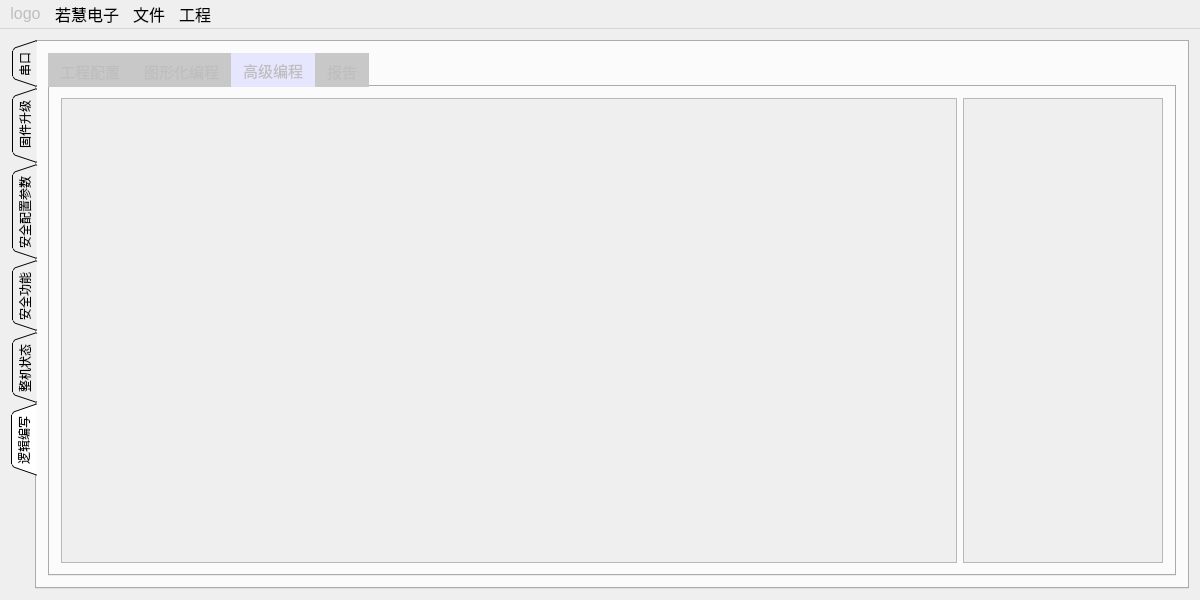
Above: mainwindow.ui from su0814/qt_spc100 before the change. Below: the same form after it.
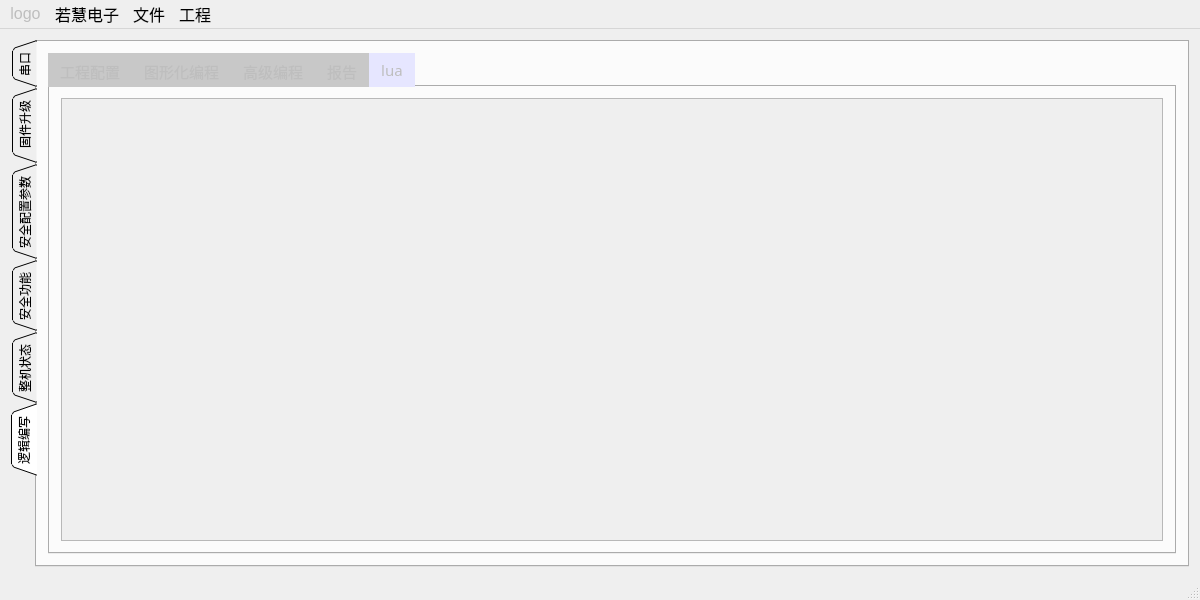
That is the form after the change.

What changed in the file:
```diff
--- a/mainwindow.ui
+++ b/mainwindow.ui
@@ -4824,7 +4824,7 @@
            <enum>QTabWidget::Rounded</enum>
           </property>
           <property name="currentIndex">
-           <number>2</number>
+           <number>4</number>
           </property>
           <widget class="QWidget" name="tab_condi_select">
            <attribute name="title">
@@ -5463,6 +5463,22 @@
             </item>
            </layout>
           </widget>
+          <widget class="QWidget" name="tab">
+           <attribute name="title">
+            <string>lua</string>
+           </attribute>
+           <layout class="QGridLayout" name="gridLayout_34">
+            <item row="0" column="0">
+             <widget class="QPlainTextEdit" name="plainTextEdit">
+              <property name="font">
+               <font>
+                <pointsize>12</pointsize>
+               </font>
+              </property>
+             </widget>
+            </item>
+           </layout>
+          </widget>
          </widget>
         </item>
        </layout>
@@ -5565,6 +5581,7 @@
    <addaction name="menu"/>
    <addaction name="menu_2"/>
   </widget>
+  <widget class="QStatusBar" name="statusBar"/>
   <action name="action_new_project">
    <property name="text">
     <string>新建工程</string>
```
Left out of the diff: 8 changed lines with no effect on the pictures.
